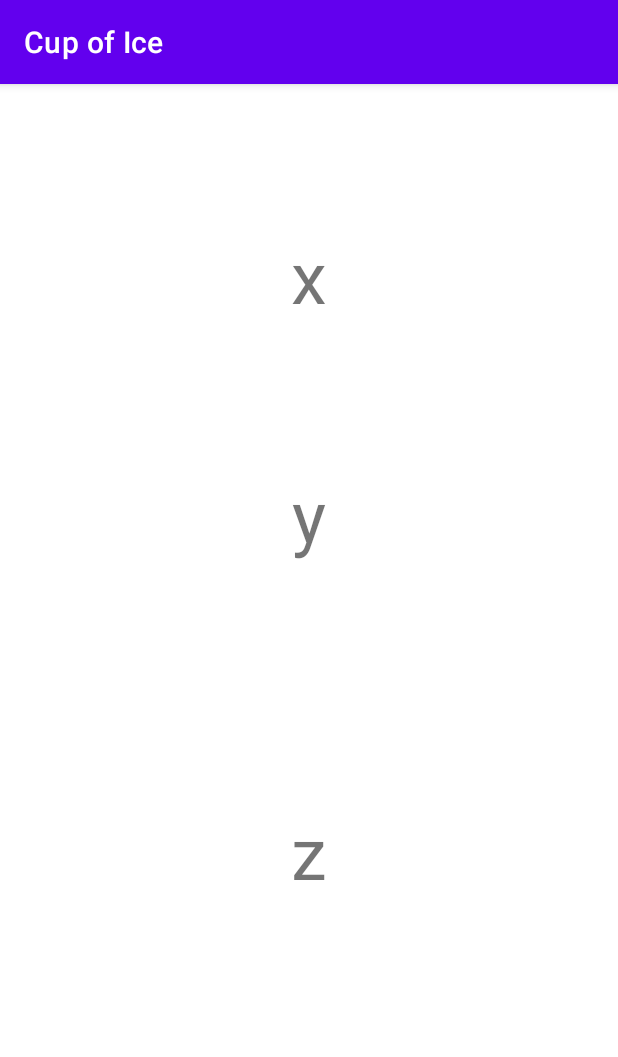
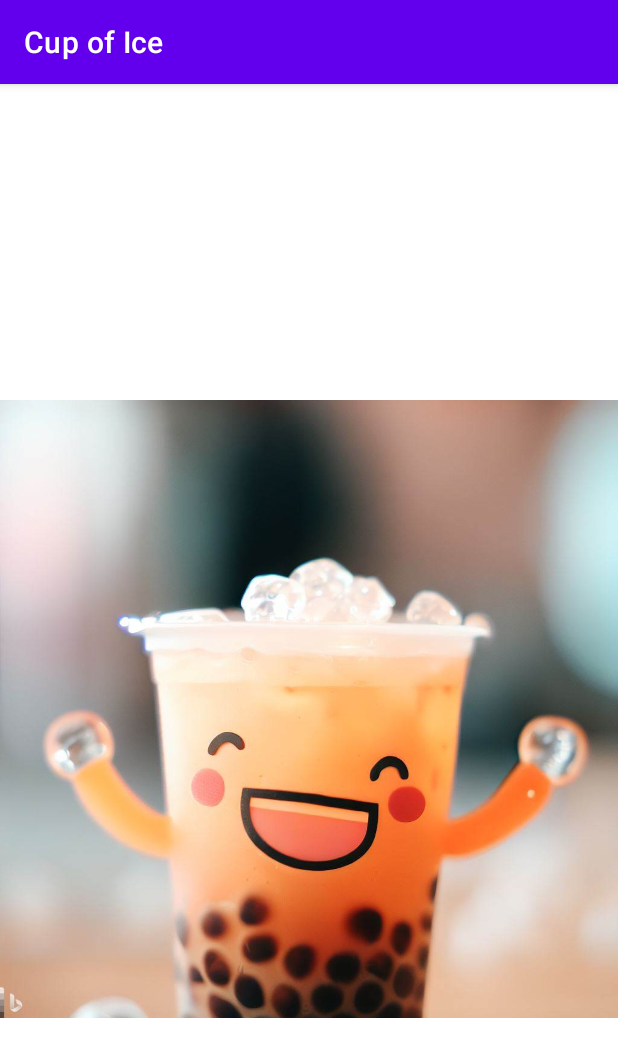
Before and after one commit to vivian-dai/CupOfIce, an Android app: the screen it shows after launch (MainActivity), on a phone screen of 412 x 824 dp. Shown: the top 1057 px of the screen. Run offline under Robolectric (Android 15) with nearby library versions, the phone set to English and light mode, and no system bars; 1 statement that could not run was skipped.

Commit message:
threw on image

```diff
--- a/app/src/main/java/com/example/cupofice/MainActivity.kt
+++ b/app/src/main/java/com/example/cupofice/MainActivity.kt
@@ -8,54 +8,51 @@ import android.hardware.SensorManager
 import androidx.appcompat.app.AppCompatActivity
 import android.os.Bundle
 import android.widget.TextView
+import kotlin.math.abs
 
 class MainActivity : AppCompatActivity() {
-    lateinit var sensorManager: SensorManager;
-    lateinit var sensor: Sensor;
+    private lateinit var sensorManager: SensorManager
+    private lateinit var sensor: Sensor
 
-    lateinit var listener: LinearAccelListener;
+    private lateinit var listener: LinearAccelListener
     override fun onCreate(savedInstanceState: Bundle?) {
         super.onCreate(savedInstanceState)
         setContentView(R.layout.activity_main)
-        sensorManager = getSystemService(Context.SENSOR_SERVICE) as SensorManager;
-        sensor = sensorManager.getDefaultSensor(Sensor.TYPE_LINEAR_ACCELERATION);
+        sensorManager = getSystemService(Context.SENSOR_SERVICE) as SensorManager
+        sensor = sensorManager.getDefaultSensor(Sensor.TYPE_LINEAR_ACCELERATION)
 
-        val textViewX = findViewById<TextView>(R.id.x_text);
-        val textViewY = findViewById<TextView>(R.id.y_text);
-        val textViewZ = findViewById<TextView>(R.id.z_text);
+        val textView = findViewById<TextView>(R.id.text)
 
-        listener = LinearAccelListener(arrayOf(textViewX, textViewY, textViewZ));
+        listener = LinearAccelListener(textView)
+        // TODO: load in 6 different sounds then play on shake
 
     }
 
     override fun onResume() {
-        super.onResume();
-        sensorManager.unregisterListener(listener);
-        sensorManager.registerListener(listener, sensor, SensorManager.SENSOR_DELAY_NORMAL);
+        super.onResume()
+        sensorManager.unregisterListener(listener)
+        sensorManager.registerListener(listener, sensor, SensorManager.SENSOR_DELAY_NORMAL)
     }
 
     override fun onPause() {
         super.onPause()
-        sensorManager.unregisterListener(listener);
+        sensorManager.unregisterListener(listener)
     }
 
-    class LinearAccelListener(textViewsA: Array<TextView>) : SensorEventListener {
-        var textViews: Array<TextView>;
-        var accels: FloatArray;
+    class LinearAccelListener(textView: TextView) : SensorEventListener {
+        private var tView: TextView
+        private var accels: FloatArray = floatArrayOf(0F, 0F, 0F)
 
         init {
-            textViews = textViewsA;
-            accels = floatArrayOf(0F, 0F, 0F);
+            tView = textView
         }
 
         override fun onSensorChanged(event: SensorEvent) {
-            accels[0] = event.values[0];
-            accels[1] = event.values[1];
-            accels[2] = event.values[2];
+            accels[0] = event.values[0]
+            accels[1] = event.values[1]
+            accels[2] = event.values[2]
 
-            textViews[0].text = accels[0].toString();
-            textViews[1].text = accels[1].toString();
-            textViews[2].text = accels[2].toString();
+            tView.text = findPrimary(accels[0], accels[1], accels[2]).toString()
         }
 
         override fun onAccuracyChanged(p0: Sensor?, p1: Int) {
@@ -64,3 +61,24 @@ class MainActivity : AppCompatActivity() {
     }
 
 }
+
+fun findPrimary(a: Float, b: Float, c: Float): Int {
+    var ret: Int
+    if (abs(a) > abs(b) && abs(a) > abs(c)) {
+        ret = 1
+        if(a < 0) {
+            ret++
+        }
+    } else  if(abs(b) > abs(a) && abs(b) > abs(c)) {
+        ret = 3
+        if(b < 0) {
+            ret++
+        }
+    } else {
+        ret = 5
+        if (c < 0) {
+            ret++
+        }
+    }
+    return ret
+}
--- a/app/src/main/res/layout/activity_main.xml
+++ b/app/src/main/res/layout/activity_main.xml
@@ -6,37 +6,32 @@
     android:layout_height="match_parent"
     tools:context=".MainActivity">
 
+
     <TextView
-        android:id="@+id/x_text"
+        android:id="@+id/text"
         android:layout_width="wrap_content"
         android:layout_height="wrap_content"
-        android:text="x"
-        android:textSize="48dp"
-        app:layout_constraintBottom_toTopOf="@+id/y_text"
+        android:text=""
+        android:textSize="48sp"
+        app:layout_constraintBottom_toTopOf="@id/imageView"
         app:layout_constraintEnd_toEndOf="parent"
         app:layout_constraintStart_toStartOf="parent"
         app:layout_constraintTop_toTopOf="parent" />
 
-    <TextView
-        android:id="@+id/y_text"
-        android:layout_width="wrap_content"
-        android:layout_height="wrap_content"
-        android:text="y"
-        android:textSize="48dp"
-        app:layout_constraintBottom_toTopOf="@+id/z_text"
-        app:layout_constraintEnd_toEndOf="parent"
-        app:layout_constraintStart_toStartOf="parent"
-        app:layout_constraintTop_toTopOf="@id/x_text" />
+    <ImageView
+        android:id="@+id/imageView"
+        android:layout_width="0dp"
+        android:layout_height="0dp"
+        android:adjustViewBounds="true"
 
-    <TextView
-        android:id="@+id/z_text"
-        android:layout_width="wrap_content"
-        android:layout_height="wrap_content"
-        android:text="z"
-        android:textSize="48dp"
+        android:contentDescription="@string/img_desc"
+
+        android:cropToPadding="true"
+        android:scaleType="centerInside"
         app:layout_constraintBottom_toBottomOf="parent"
         app:layout_constraintEnd_toEndOf="parent"
         app:layout_constraintStart_toStartOf="parent"
-        app:layout_constraintTop_toTopOf="@id/y_text" />
+        app:layout_constraintTop_toBottomOf="@id/text"
+        app:srcCompat="@drawable/bbt" />
 
 </androidx.constraintlayout.widget.ConstraintLayout>
--- a/app/src/main/res/values/colors.xml
+++ b/app/src/main/res/values/colors.xml
@@ -5,6 +5,6 @@
     <color name="purple_700">#FF3700B3</color>
     <color name="teal_200">#FF03DAC5</color>
     <color name="teal_700">#FF018786</color>
-    <color name="black">#FF000000</color>
+    <color name="black">#272727</color>
     <color name="white">#FFFFFFFF</color>
 </resources>
--- a/app/src/main/res/values/strings.xml
+++ b/app/src/main/res/values/strings.xml
@@ -1,3 +1,4 @@
 <resources>
     <string name="app_name">Cup of Ice</string>
+    <string name="img_desc">bbt</string>
 </resources>
```
Also changed, not shown: app/src/main/res/drawable/bbt.jpg (added).
